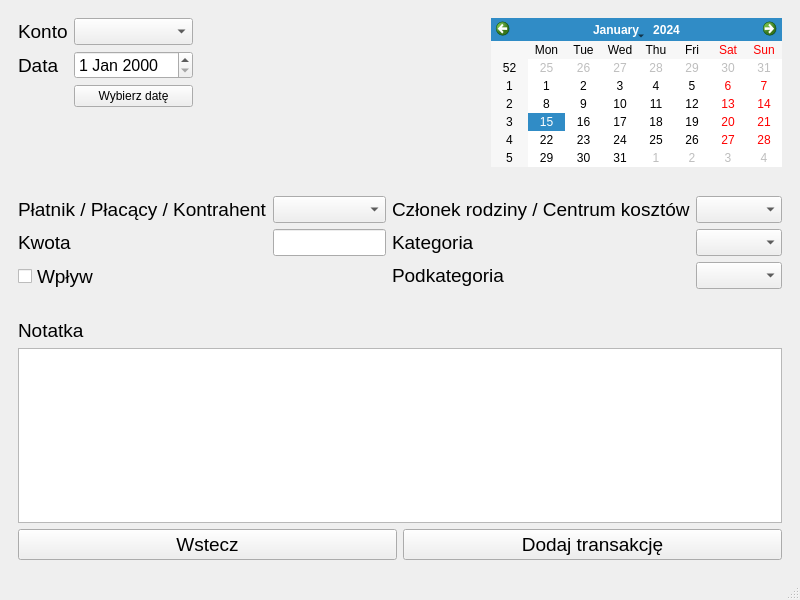
Before: the Qt Designer form mainwindow.ui in Barto-Paja/GLMoney, drawn with Qt 5.
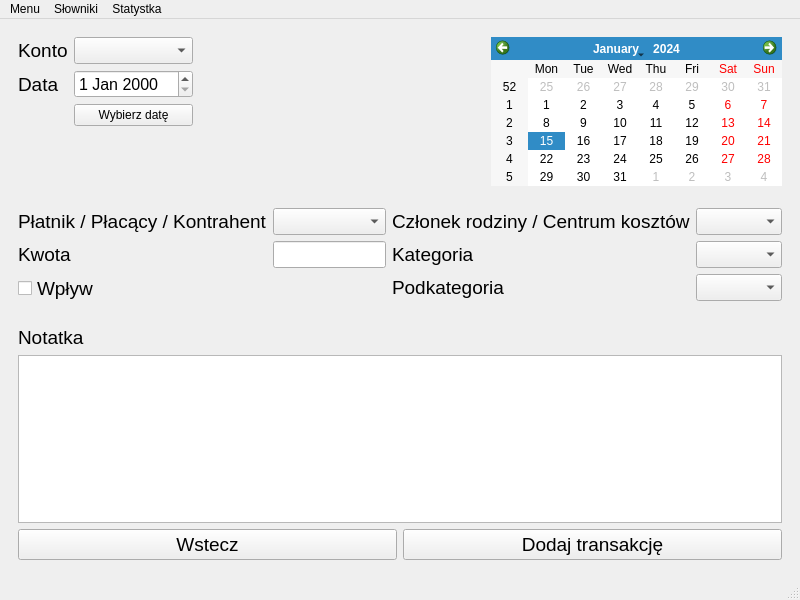
After: the same form once the commit is applied. The open tabs and pages were chosen to show the change.

```diff
--- a/mainwindow.ui
+++ b/mainwindow.ui
@@ -267,6 +267,9 @@
                   <pointsize>14</pointsize>
                  </font>
                 </property>
+                <property name="frameShape">
+                 <enum>QFrame::NoFrame</enum>
+                </property>
                 <property name="text">
                  <string>Płatnik / Płacący / Kontrahent</string>
                 </property>
@@ -291,6 +294,9 @@
                   <pointsize>14</pointsize>
                  </font>
                 </property>
+                <property name="frameShape">
+                 <enum>QFrame::NoFrame</enum>
+                </property>
                 <property name="text">
                  <string>Kwota</string>
                 </property>
@@ -480,6 +486,32 @@
      <height>21</height>
     </rect>
    </property>
+   <widget class="QMenu" name="menuMenu">
+    <property name="title">
+     <string>Menu</string>
+    </property>
+   </widget>
+   <widget class="QMenu" name="menuS_owniki">
+    <property name="title">
+     <string>Słowniki</string>
+    </property>
+    <widget class="QMenu" name="menuP_atnicy">
+     <property name="title">
+      <string>Płatnicy</string>
+     </property>
+     <addaction name="actionDodaj_Nowego_atnika"/>
+    </widget>
+    <addaction name="menuP_atnicy"/>
+   </widget>
+   <widget class="QMenu" name="menuStatystka">
+    <property name="title">
+     <string>Statystka</string>
+    </property>
+    <addaction name="actionRaport_roczny"/>
+   </widget>
+   <addaction name="menuMenu"/>
+   <addaction name="menuS_owniki"/>
+   <addaction name="menuStatystka"/>
   </widget>
   <widget class="QStatusBar" name="statusbar"/>
  </widget>
```
Left out of the diff: 12 changed lines with no effect on the pictures.
